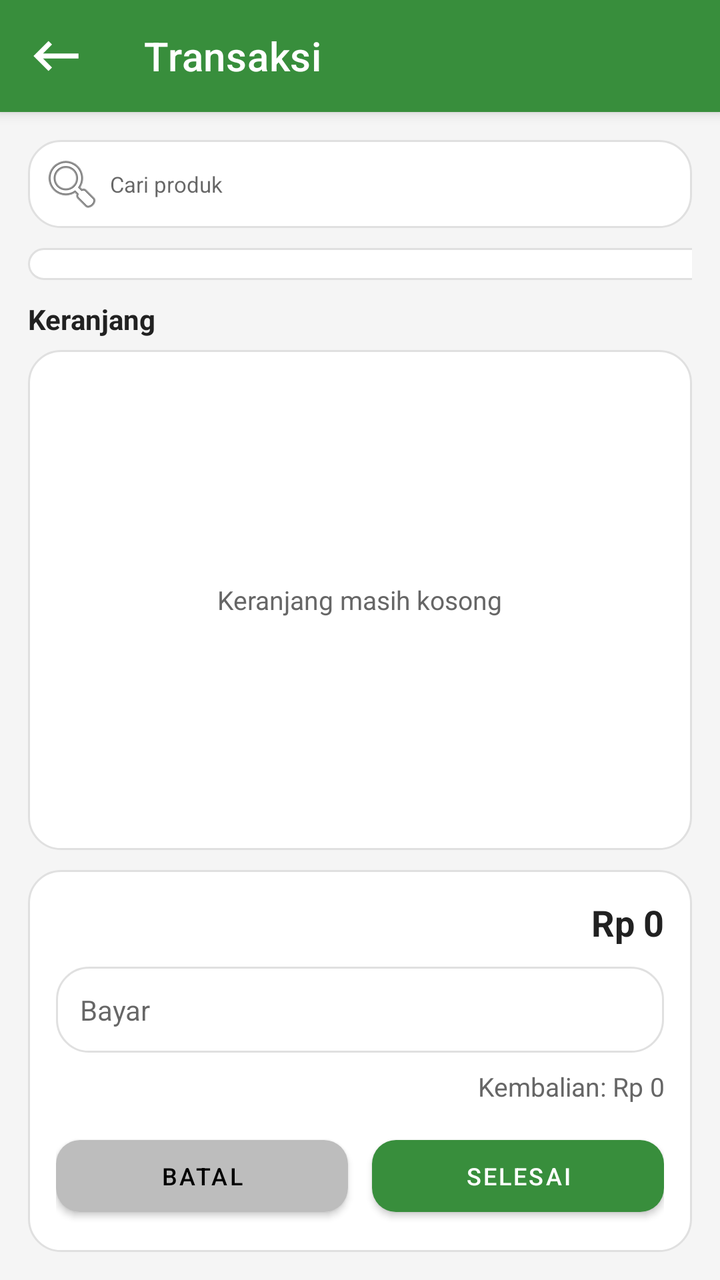
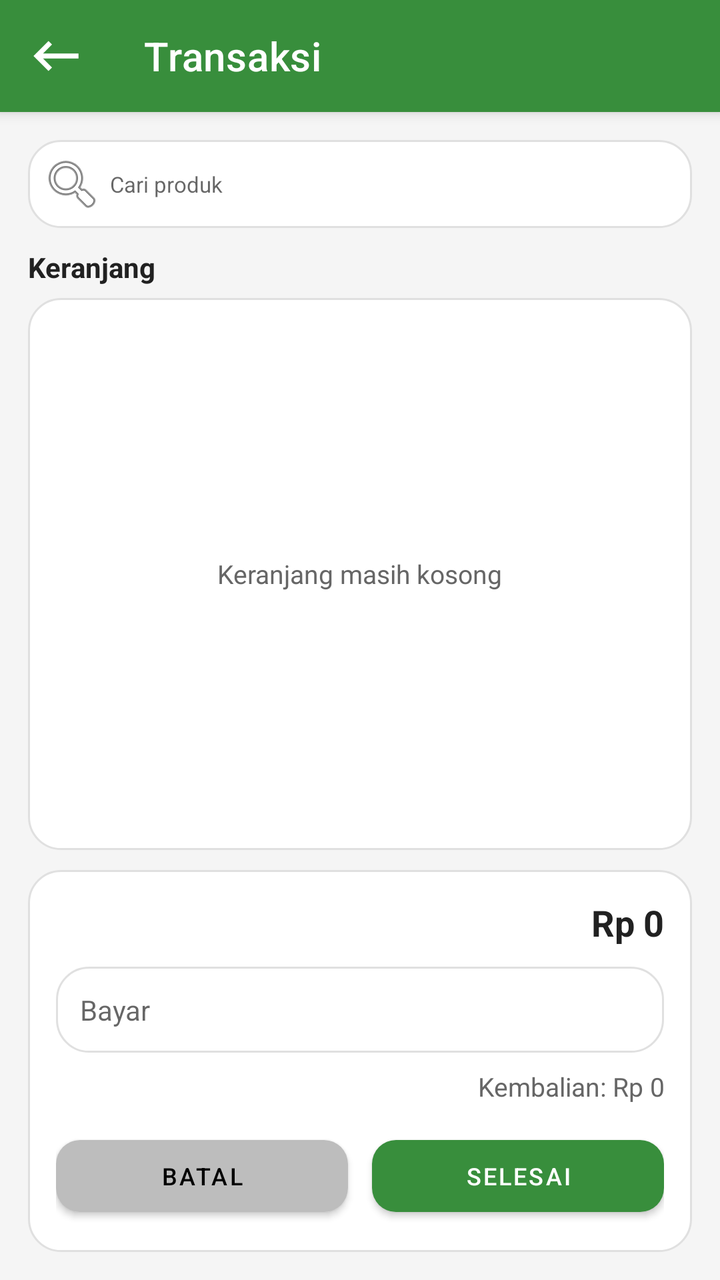

An Android layout rendered at two revisions. The XML below is the earlier revision; the diff shows what the commit changed to produce the second picture.
<!-- AndroidManifest.xml: application theme Theme.DasPos -->
<!-- res/layout/activity_transaction.xml -->
<?xml version="1.0" encoding="utf-8"?>
<LinearLayout xmlns:android="http://schemas.android.com/apk/res/android"
    xmlns:app="http://schemas.android.com/apk/res-auto"
    android:layout_width="match_parent"
    android:layout_height="match_parent"
    android:background="@color/warm_gray"
    android:orientation="vertical">

    <com.google.android.material.appbar.MaterialToolbar
        android:id="@+id/toolbar"
        style="@style/DasPosToolbar"
        android:layout_width="match_parent"
        android:layout_height="?attr/actionBarSize"
        app:navigationIcon="@drawable/ic_back"
        app:title="@string/transactions" />

    <LinearLayout
        android:layout_width="match_parent"
        android:layout_height="match_parent"
        android:orientation="vertical"
        android:padding="14dp">

        <EditText
            android:id="@+id/etSearchProduct"
            android:layout_width="match_parent"
            android:layout_height="wrap_content"
            android:background="@drawable/bg_input"
            android:drawableStart="@android:drawable/ic_menu_search"
            android:drawablePadding="3dp"
            android:hint="@string/search_product"
            android:padding="6dp"
            android:textSize="11sp" />

        <FrameLayout
            android:layout_width="match_parent"
            android:layout_height="0dp"
            android:layout_marginTop="10dp"
            android:layout_weight="1">

            <LinearLayout
                android:layout_width="match_parent"
                android:layout_height="match_parent"
                android:orientation="vertical">

                <FrameLayout
                    android:layout_width="match_parent"
                    android:layout_height="wrap_content">

                    <androidx.recyclerview.widget.RecyclerView
                        android:id="@+id/rvSearchResult"
                        android:layout_width="354dp"
                        android:layout_height="wrap_content"
                        android:background="@drawable/bg_card"
                        android:nestedScrollingEnabled="false"
                        android:gravity="center"
                        android:paddingLeft="36dp"
                        android:paddingTop="0dp"
                        android:paddingRight="36dp" />

                    <LinearLayout
                        android:id="@+id/layoutSearchState"
                        android:layout_width="match_parent"
                        android:layout_height="wrap_content"
                        android:gravity="center"
                        android:orientation="vertical"
                        android:padding="12dp"
                        android:visibility="gone">

                        <ProgressBar
                            android:id="@+id/progressSearch"
                            android:layout_width="wrap_content"
                            android:layout_height="wrap_content" />

                        <TextView
                            android:id="@+id/tvSearchState"
                            android:layout_width="wrap_content"
                            android:layout_height="wrap_content"
                            android:layout_marginTop="6dp"
                            android:textColor="@color/text_secondary"
                            android:textSize="11sp" />
                    </LinearLayout>
                </FrameLayout>

                <TextView
                    android:layout_width="wrap_content"
                    android:layout_height="wrap_content"
                    android:layout_marginTop="10dp"
                    android:layout_marginBottom="6dp"
                    android:text="@string/cart"
                    android:textColor="@color/text_primary"
                    android:textSize="14sp"
                    android:textStyle="bold" />

                <FrameLayout
                    android:layout_width="match_parent"
                    android:layout_height="0dp"
                    android:layout_weight="1"
                    android:background="@drawable/bg_card">

                    <androidx.recyclerview.widget.RecyclerView
                        android:id="@+id/rvCart"
                        android:layout_width="match_parent"
                        android:layout_height="match_parent"
                        android:padding="10dp" />

                    <LinearLayout
                        android:id="@+id/layoutCartState"
                        android:layout_width="match_parent"
                        android:layout_height="match_parent"
                        android:gravity="center"
                        android:orientation="vertical"
                        android:padding="0dp">

                        <TextView
                            android:layout_width="wrap_content"
                            android:layout_height="wrap_content"
                            android:text="@string/empty_cart"
                            android:textColor="@color/text_secondary"
                            android:textSize="13sp" />
                    </LinearLayout>
                </FrameLayout>
            </LinearLayout>
        </FrameLayout>

        <LinearLayout
            android:layout_width="match_parent"
            android:layout_height="wrap_content"
            android:layout_marginTop="10dp"
            android:background="@drawable/bg_card"
            android:orientation="vertical"
            android:padding="14dp">

            <TextView
                android:id="@+id/tvTotal"
                android:layout_width="match_parent"
                android:layout_height="wrap_content"
                android:gravity="end"
                android:text="Rp 0"
                android:textColor="@color/text_primary"
                android:textSize="18sp"
                android:textStyle="bold" />

            <EditText
                android:id="@+id/etPay"
                android:layout_width="match_parent"
                android:layout_height="wrap_content"
                android:layout_marginTop="10dp"
                android:background="@drawable/bg_input"
                android:hint="@string/pay"
                android:inputType="number"
                android:padding="12dp"
                android:textSize="14sp" />

            <TextView
                android:id="@+id/tvChange"
                android:layout_width="match_parent"
                android:layout_height="wrap_content"
                android:layout_marginTop="8dp"
                android:gravity="end"
                android:text="Kembalian: Rp 0"
                android:textColor="@color/text_secondary"
                android:textSize="13sp" />

            <LinearLayout
                android:layout_width="match_parent"
                android:layout_height="wrap_content"
                android:layout_marginTop="12dp"
                android:orientation="horizontal">

                <com.google.android.material.button.MaterialButton
                    android:id="@+id/btnCancel"
                    style="@style/DasPosGrayButton"
                    android:layout_width="0dp"
                    android:layout_height="wrap_content"
                    android:layout_marginEnd="6dp"
                    android:layout_weight="1"
                    android:text="@string/cancel" />

                <com.google.android.material.button.MaterialButton
                    android:id="@+id/btnFinish"
                    style="@style/DasPosPrimaryButton"
                    android:layout_width="0dp"
                    android:layout_height="wrap_content"
                    android:layout_marginStart="6dp"
                    android:layout_weight="1"
                    android:text="@string/finish" />
            </LinearLayout>
        </LinearLayout>
    </LinearLayout>
</LinearLayout>
<!-- resources referenced by this layout -->
<resources>
  <color name="text_primary">#212121</color>
  <color name="text_secondary">#666666</color>
  <color name="warm_gray">#F5F5F5</color>
  <!-- drawable bg_card (drawable) -->
  <?xml version="1.0" encoding="utf-8"?>
  <shape xmlns:android="http://schemas.android.com/apk/res/android">
      <solid android:color="@color/surface_white" />
      <corners android:radius="16dp" />
      <padding android:left="16dp" android:top="16dp" android:right="16dp" android:bottom="16dp" />
      <stroke android:width="1dp" android:color="@color/divider" />
  </shape>
  <!-- drawable bg_input (drawable) -->
  <?xml version="1.0" encoding="utf-8"?>
  
  <shape xmlns:android="http://schemas.android.com/apk/res/android">
      <solid android:color="@color/surface_white" />
      <corners android:radius="16dp" />
      <padding android:left="16dp" android:top="16dp" android:right="16dp" android:bottom="16dp" />
      <stroke android:width="1dp" android:color="@color/divider" />
  </shape>
  <!-- drawable ic_back (drawable) -->
  <vector xmlns:android="http://schemas.android.com/apk/res/android"
      android:width="30dp"
      android:height="30dp"
      android:tint="#FFFFFF"
      android:viewportWidth="24"
      android:viewportHeight="24">
      <path
          android:fillColor="@android:color/white"
          android:pathData="M21,11H6.83l3.58,-3.59L9,6l-6,6 6,6 1.41,-1.41L6.83,13H21z" />
  </vector>
  <string name="cancel">Batal</string>
  <string name="cart">Keranjang</string>
  <string name="empty_cart">Keranjang masih kosong</string>
  <string name="finish">Selesai</string>
  <string name="pay">Bayar</string>
  <string name="search_product">Cari produk</string>
  <string name="transactions">Transaksi</string>
  <style name="DasPosGrayButton" parent="Widget.MaterialComponents.Button">
          <item name="backgroundTint">@color/button_gray</item>
          <item name="android:textColor">@android:color/black</item>
          <item name="android:textSize">12sp</item>
          <item name="cornerRadius">12dp</item>
          <item name="android:minHeight">48dp</item>
      </style>
  <style name="DasPosPrimaryButton" parent="Widget.MaterialComponents.Button">
          <item name="backgroundTint">@color/primary_green</item>
          <item name="android:textColor">@color/surface_white</item>
          <item name="android:textSize">12sp</item>
          <item name="cornerRadius">12dp</item>
          <item name="android:minHeight">48dp</item>
      </style>
  <style name="DasPosToolbar" parent="Widget.MaterialComponents.Toolbar.Primary">
          <item name="android:background">@color/primary_green</item>
          <item name="titleTextColor">@color/surface_white</item>
          <item name="navigationIconTint">@color/surface_white</item>
      </style>
  <style name="Theme.DasPos" parent="Theme.MaterialComponents.Light.NoActionBar">
          <item name="colorPrimary">@color/primary_green</item>
          <item name="colorPrimaryVariant">@color/primary_green_dark</item>
          <item name="colorOnPrimary">@color/surface_white</item>
          <item name="colorSurface">@color/surface_white</item>
          <item name="android:statusBarColor">@color/primary_green_dark</item>
      </style>
  <color name="surface_white">#FFFFFF</color>
  <color name="divider">#E0E0E0</color>
  <color name="button_gray">#BDBDBD</color>
  <color name="primary_green">#388E3C</color>
  <color name="primary_green_dark">#2E7D32</color>
</resources>

<!-- the commit's change to res/layout/activity_transaction.xml (unified diff, before → after) -->
@@ -20,27 +20,32 @@
         android:orientation="vertical"
         android:padding="14dp">
 
-        <EditText
-            android:id="@+id/etSearchProduct"
-            android:layout_width="match_parent"
-            android:layout_height="wrap_content"
-            android:background="@drawable/bg_input"
-            android:drawableStart="@android:drawable/ic_menu_search"
-            android:drawablePadding="3dp"
-            android:hint="@string/search_product"
-            android:padding="6dp"
-            android:textSize="11sp" />
-
         <FrameLayout
             android:layout_width="match_parent"
-            android:layout_height="0dp"
-            android:layout_marginTop="10dp"
-            android:layout_weight="1">
-
-            <LinearLayout
-                android:layout_width="match_parent"
-                android:layout_height="match_parent"
-                android:orientation="vertical">
+            android:layout_height="wrap_content">
+
+            <EditText
+                android:id="@+id/etSearchProduct"
+                android:layout_width="match_parent"
+                android:layout_height="wrap_content"
+                android:background="@drawable/bg_input"
+                android:drawableStart="@android:drawable/ic_menu_search"
+                android:drawablePadding="3dp"
+                android:hint="@string/search_product"
+                android:padding="6dp"
+                android:textSize="11sp" />
+
+            <com.google.android.material.card.MaterialCardView
+                android:id="@+id/searchDropdownCard"
+                android:layout_width="match_parent"
+                android:layout_height="wrap_content"
+                android:layout_marginTop="42dp"
+                android:visibility="gone"
+                app:cardBackgroundColor="@android:color/white"
+                app:cardCornerRadius="12dp"
+                app:cardElevation="8dp"
+                app:strokeColor="@color/divider"
+                app:strokeWidth="1dp">
 
                 <FrameLayout
                     android:layout_width="match_parent"
@@ -48,14 +53,11 @@
 
                     <androidx.recyclerview.widget.RecyclerView
                         android:id="@+id/rvSearchResult"
-                        android:layout_width="354dp"
+                        android:layout_width="match_parent"
                         android:layout_height="wrap_content"
-                        android:background="@drawable/bg_card"
+                        android:maxHeight="240dp"
                         android:nestedScrollingEnabled="false"
-                        android:gravity="center"
-                        android:paddingLeft="36dp"
-                        android:paddingTop="0dp"
-                        android:paddingRight="36dp" />
+                        android:padding="10dp" />
 
                     <LinearLayout
                         android:id="@+id/layoutSearchState"
@@ -80,11 +82,23 @@
                             android:textSize="11sp" />
                     </LinearLayout>
                 </FrameLayout>
+            </com.google.android.material.card.MaterialCardView>
+        </FrameLayout>
+
+        <FrameLayout
+            android:layout_width="match_parent"
+            android:layout_height="0dp"
+            android:layout_marginTop="10dp"
+            android:layout_weight="1">
+
+            <LinearLayout
+                android:layout_width="match_parent"
+                android:layout_height="match_parent"
+                android:orientation="vertical">
 
                 <TextView
                     android:layout_width="wrap_content"
                     android:layout_height="wrap_content"
-                    android:layout_marginTop="10dp"
                     android:layout_marginBottom="6dp"
                     android:text="@string/cart"
                     android:textColor="@color/text_primary"
